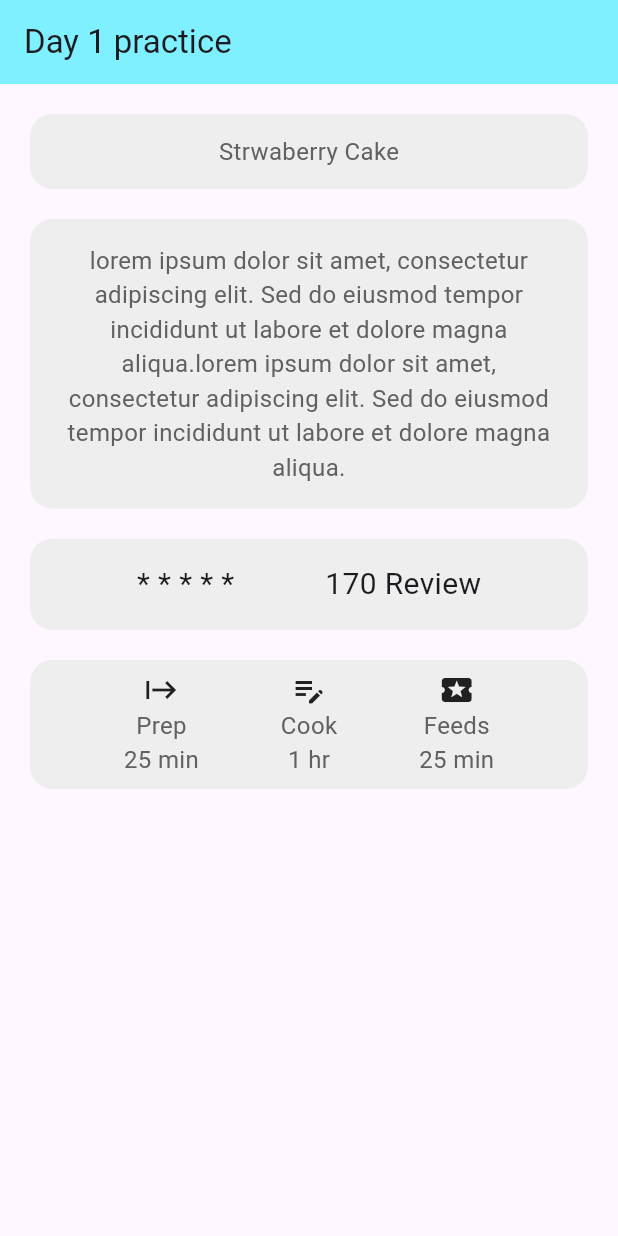
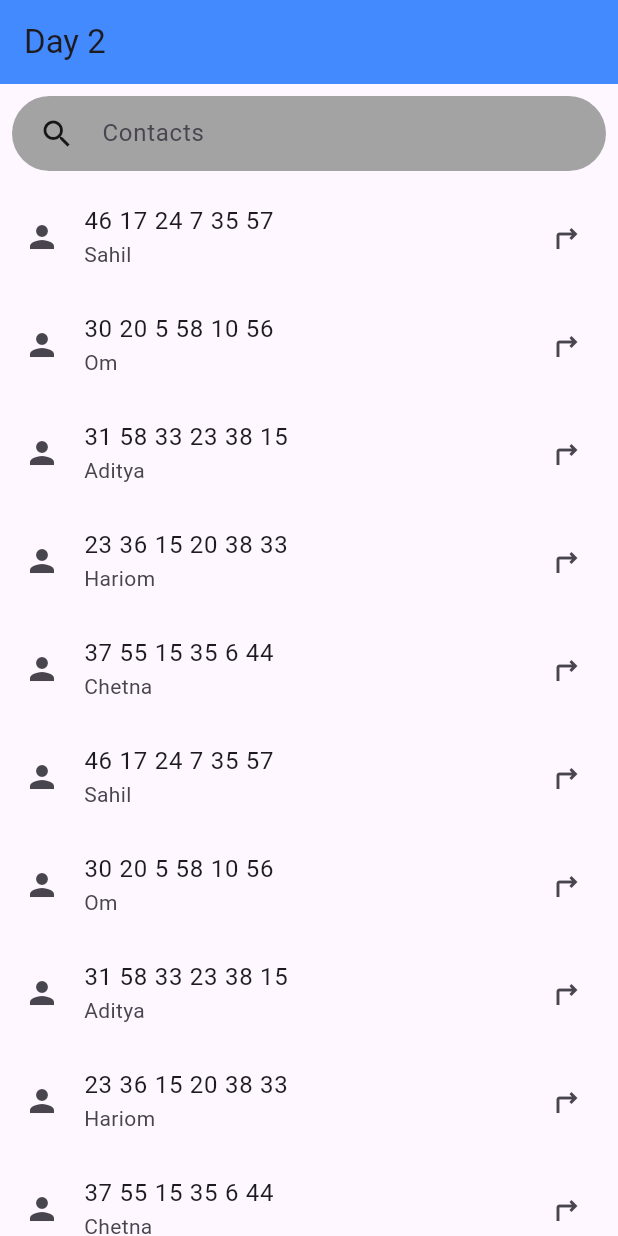
Before and after one commit to sahilubale2510/Flutter_practice, a Flutter app: the screen it shows after launch, on a phone screen of 412 x 824 dp. Run offline on Flutter 3.47's test engine with Material 3 defaults, Android fonts, the phone set to English and light mode, and no system bars.

Commit message:
Day 2 contact list completed

```diff
--- a/lib/main.dart
+++ b/lib/main.dart
@@ -1,5 +1,5 @@
 import 'package:flutter/material.dart';
-import 'package:week1/pages/day1.dart';
+import 'package:week1/pages/day2.dart';
 
 void main() {
   runApp(
@@ -16,6 +16,6 @@ class HomePage extends StatelessWidget {
 
   @override
   Widget build(BuildContext context) {
-    return day1_Page();
+    return day2_Page();
   }
 }
--- /dev/null
+++ b/lib/pages/day2.dart
@@ -0,0 +1,145 @@
+import 'package:flutter/material.dart';
+
+// ignore: camel_case_types
+class day2_Page extends StatelessWidget {
+  day2_Page({super.key});
+
+  final List _number = [
+    '46 17 24 7 35 57',
+    '30 20 5 58 10 56',
+    '31 58 33 23 38 15',
+    '23 36 15 20 38 33',
+    '37 55 15 35 6 44',
+    '46 17 24 7 35 57',
+    '30 20 5 58 10 56',
+    '31 58 33 23 38 15',
+    '23 36 15 20 38 33',
+    '37 55 15 35 6 44',
+    '46 17 24 7 35 57',
+    '30 20 5 58 10 56',
+    '31 58 33 23 38 15',
+    '23 36 15 20 38 33',
+    '37 55 15 35 6 44',
+    '46 17 24 7 35 57',
+    '30 20 5 58 10 56',
+    '31 58 33 23 38 15',
+    '23 36 15 20 38 33',
+    '37 55 15 35 6 44',
+    '46 17 24 7 35 57',
+    '30 20 5 58 10 56',
+    '31 58 33 23 38 15',
+    '23 36 15 20 38 33',
+    '37 55 15 35 6 44',
+  ];
+
+  final List _names = [
+    'Sahil',
+    'Om',
+    'Aditya',
+    'Hariom',
+    'Chetna',
+    'Sahil',
+    'Om',
+    'Aditya',
+    'Hariom',
+    'Chetna',
+    'Sahil',
+    'Om',
+    'Aditya',
+    'Hariom',
+    'Chetna',
+    'Sahil',
+    'Om',
+    'Aditya',
+    'Hariom',
+    'Chetna',
+    'Sahil',
+    'Om',
+    'Aditya',
+    'Hariom',
+    'Chetna',
+  ];
+
+  @override
+  Widget build(BuildContext context) {
+    return Scaffold(
+      appBar: AppBar(title: Text("Day 2"), backgroundColor: Colors.blueAccent),
+      body: Column(
+        mainAxisAlignment: MainAxisAlignment.start,
+        children: [
+          Padding(
+            padding: const EdgeInsets.all(8.0),
+            child: Container(
+              height: 50,
+              decoration: BoxDecoration(
+                color: const Color.fromARGB(255, 163, 163, 163),
+                borderRadius: BorderRadius.circular(50),
+              ),
+              child: Row(
+                children: [
+                  SizedBox(width: 10),
+                  Padding(
+                    padding: const EdgeInsets.all(8.0),
+                    child: Icon(Icons.search),
+                  ),
+                  SizedBox(width: 10),
+                  Expanded(
+                    child: TextField(
+                      keyboardType: TextInputType.text,
+                      decoration: InputDecoration(
+                        border: InputBorder.none,
+                        hintText: "Enter the number",
+                        labelText: "Contacts",
+                      ),
+                    ),
+                  ),
+                ],
+              ),
+            ),
+          ),
+
+          Expanded(
+            child: ListView.builder(
+              itemCount: _number.length,
+              itemBuilder: (context, index) {
+                return ListTile(
+                  title: Text(_number[index]),
+                  subtitle: Text(_names[index]),
+                  leading: Icon(Icons.person),
+                  trailing: Icon(Icons.turn_right),
+                );
+              },
+            ),
+          ),
+        ],
+      ),
+    );
+  }
+}
+
+// class Square extends StatelessWidget {
+//   const Square({super.key, required this.child});
+
+//   final String child;
+//   // const Square({required this.child});
+//   @override
+//   Widget build(BuildContext context) {
+//     return Center(
+//       child: Padding(
+//         padding: const EdgeInsets.all(8.0),
+//         child: Container(
+//           decoration: BoxDecoration(
+//             color: Colors.grey[200],
+//             borderRadius: BorderRadius.circular(10),
+//           ),
+//           child: Row(
+//             children: [
+//               Icon(Icons.person),
+//               Text(child, style: TextStyle(fontSize: 25, color: Colors.blue)),
+//             ],
+//           ),
+//         ),
+//       ),
+//     );
+//   }
+// }
```
